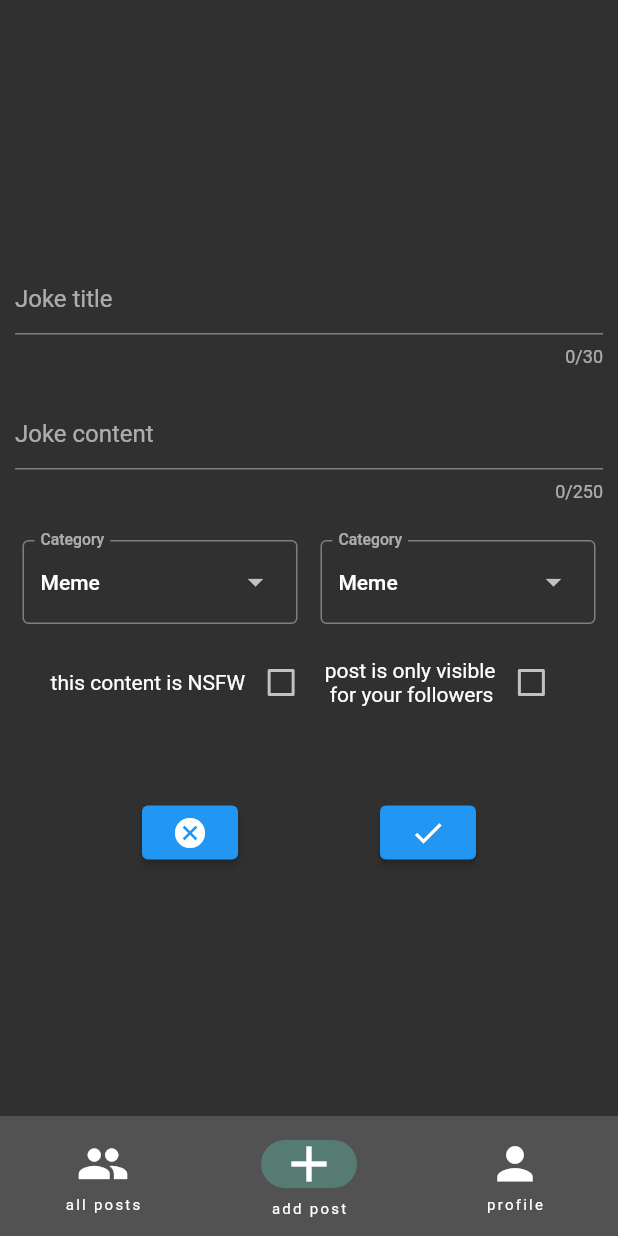
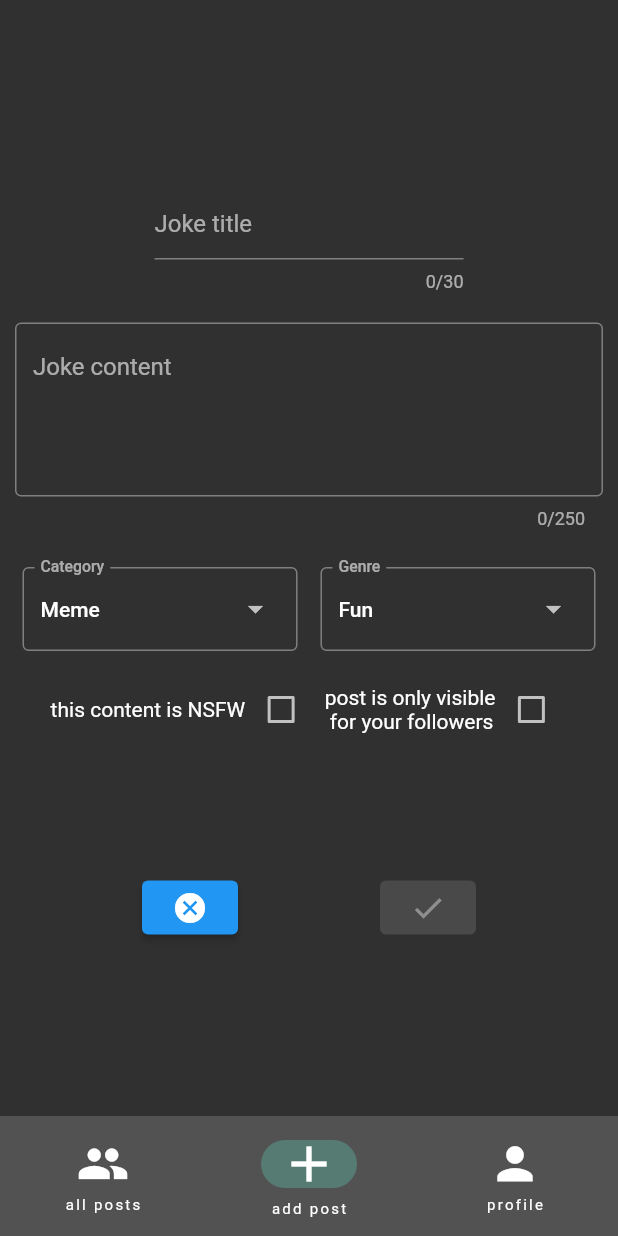
Before and after one commit to yolowex/flutter_temp2, a Flutter app: the screen it shows after launch, swiped to page 2, on a phone screen of 412 x 824 dp. Run offline on Flutter 3.47's test engine with Material 2 defaults, Android fonts, the phone set to English and light mode, and no system bars.

Commit message:
Improved JokeAddPage

```diff
--- a/lib/joke_add_page.dart
+++ b/lib/joke_add_page.dart
@@ -17,6 +17,10 @@ class _JokeAddPageState extends State<JokeAddPage> {
   String? dropDown1Value;
   String? dropDown2Value;
 
+  bool canSubmit() {
+    return textController.text.isNotEmpty && textController.text.isNotEmpty;
+  }
+
   @override
   Widget build(BuildContext context) {
     var appState = context.watch<AppData>();
@@ -24,27 +28,36 @@ class _JokeAddPageState extends State<JokeAddPage> {
     return Column(
       mainAxisAlignment: MainAxisAlignment.center,
       children: [
-        Flexible(
-            child: Padding(
+        LayoutBuilder(
+          builder: (context, constraints) => Padding(
             padding: const EdgeInsets.all(10.0),
+            child: SizedBox(
+              width: constraints.maxWidth * 0.5,
               child: TextField(
+                onTapOutside: (p) {
+                  setState(() {});
+                },
                 controller: titleController,
                 maxLength: 30,
                 decoration: const InputDecoration(
                   hintText: "Joke title",
+                  border: UnderlineInputBorder(),
                 ),
               ),
-        )),
+            ),
+          ),
+        ),
         Flexible(
             child: Padding(
           padding: const EdgeInsets.all(10.0),
           child: TextField(
             controller: textController,
-            maxLines: 6,
-            minLines: 1,
+            maxLines: 8,
+            minLines: 4,
             maxLength: 250,
             decoration: const InputDecoration(
               hintText: "Joke content",
+              border: OutlineInputBorder(),
             ),
           ),
         )),
@@ -66,9 +79,7 @@ class _JokeAddPageState extends State<JokeAddPage> {
                         list: const [
                           "Meme",
                           "Programmer joke",
-                          "Dad joke",
                           "College Joke",
-                          "Dark Humor"
                         ],
                       ),
                       SizedBox(
@@ -78,14 +89,12 @@ class _JokeAddPageState extends State<JokeAddPage> {
                         onSelected: (newValue) {
                           dropDown2Value = newValue;
                         },
-                        hintText: "Category",
+                        hintText: "Genre",
                         width: constraints.maxWidth * 0.48,
                         list: const [
-                          "Meme",
-                          "Programmer joke",
-                          "Dad joke",
-                          "College Joke",
-                          "Dark Humor"
+                          "Fun",
+                          "Dark Humor",
+                          "Dad Joke",
                         ],
                       ),
                     ],
@@ -126,7 +135,8 @@ class _JokeAddPageState extends State<JokeAddPage> {
                   },
                   child: Icon(Icons.cancel)),
               ElevatedButton(
-                  onPressed: () {
+                  onPressed: canSubmit()
+                      ? () {
                           JokeData jokeData = JokeData(
                               title: titleController.text,
                               accountName: "user",
@@ -140,7 +150,8 @@ class _JokeAddPageState extends State<JokeAddPage> {
                             jokeData,
                           );
                           textController.clear();
-                  },
+                        }
+                      : null,
                   child: Icon(Icons.done)),
             ],
           ),
--- a/lib/joke_view.dart
+++ b/lib/joke_view.dart
@@ -70,6 +70,7 @@ class _JokeViewState extends State<JokeView> {
     var style1 = TextStyle(fontSize: 25);
 
     return Container(
+
       decoration: BoxDecoration(
           color: Colors.blue.shade500,
           borderRadius: BorderRadius.circular(25),
--- a/lib/main.dart
+++ b/lib/main.dart
@@ -5,6 +5,7 @@ import 'package:layout_concepts/joke_app.dart';
 
 void main() {
   runApp(MaterialApp(
+    debugShowCheckedModeBanner: false,
     theme: ThemeData.dark(),
     home: JokeApp(),
   ));
```
Lines whose indentation alone changed are shown as unchanged.
